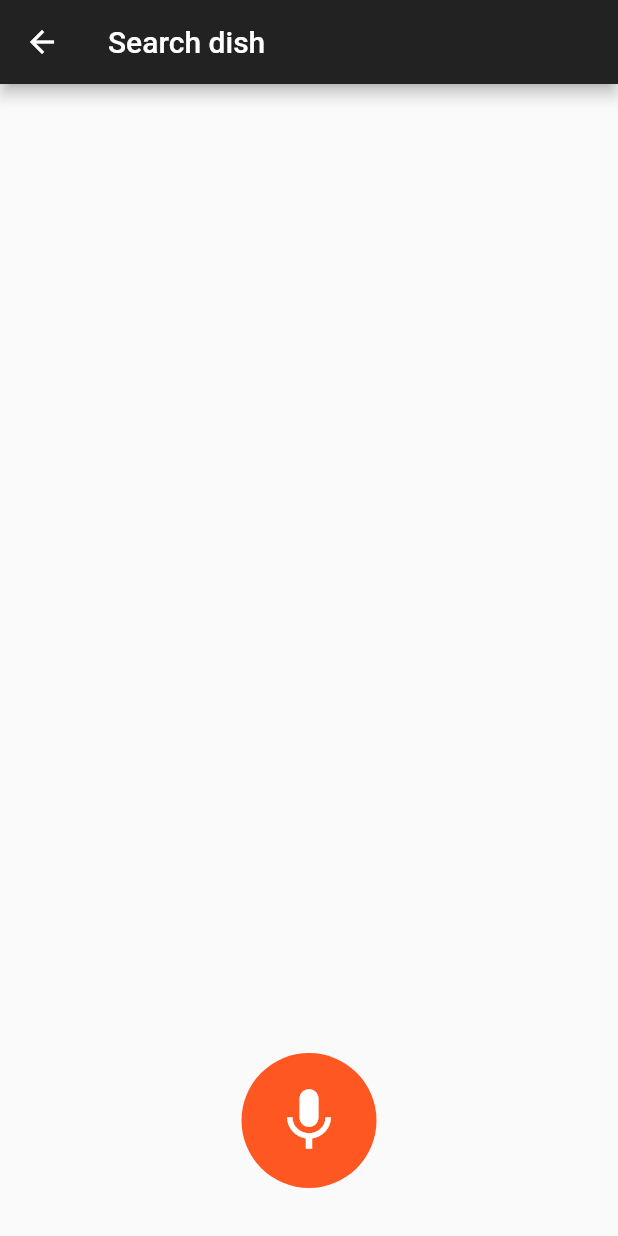
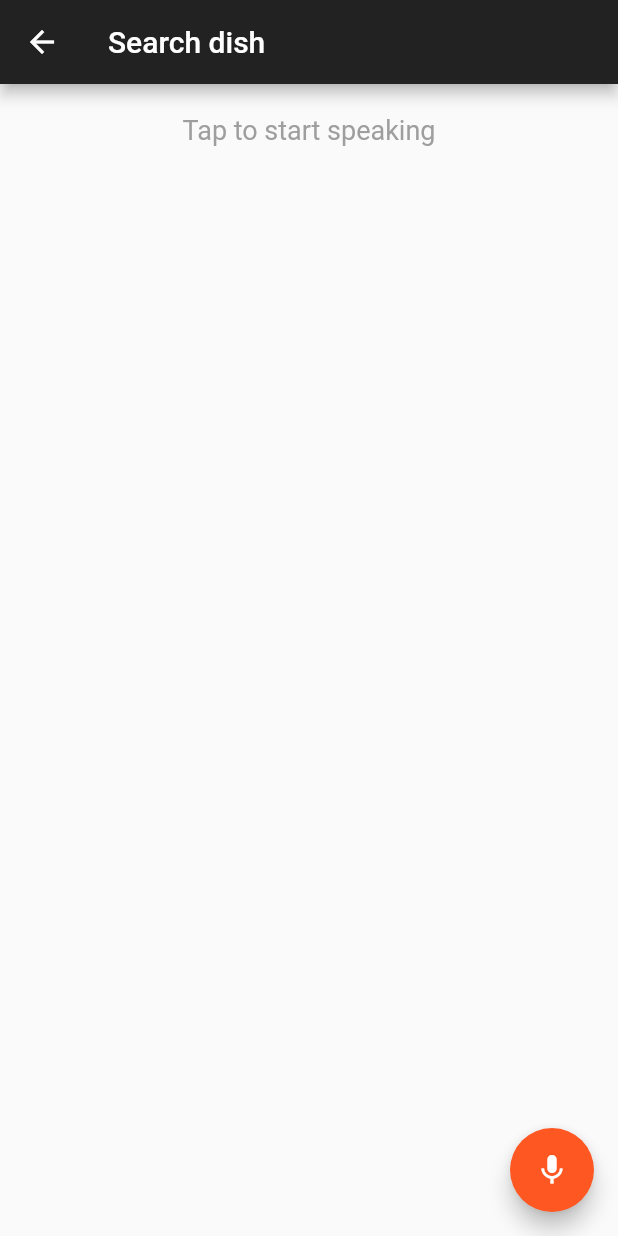
Before and after one commit to ucll-mobile-2021/project-arne-wally-s, a Flutter app: the screen it shows after launch, after a tap on the "mic" icon, on a phone screen of 412 x 824 dp. Run offline on Flutter 3.47's test engine with Material 2 defaults, Android fonts, the phone set to English and light mode, and no system bars; our stand-ins replace speech_to_text; generated files the repository leaves out were written again; network calls fail.

Commit message:
improved ui speech

```diff
--- a/lib/appetite/appetite_page.dart
+++ b/lib/appetite/appetite_page.dart
@@ -90,9 +90,9 @@ class AppetiteWidget extends StatelessWidget {
     var result = await Navigator.push(context,
         MaterialPageRoute(builder: (context) => SearchDishSpeechWidget()));
     if (result != null) {
-      var r = result as ReturnTypeSpeechSearch;
+      var r = result as Dish;
       _selectDish(
-          context, r.dish, r.people > 0 ? r.people : service.getPeople());
+          context, r, service.getPeople());
     }
   }
 
--- a/lib/appetite/search_dish_speech.dart
+++ b/lib/appetite/search_dish_speech.dart
@@ -1,7 +1,6 @@
 import 'package:abc_cooking/appetite/dish_select.dart';
 import 'package:abc_cooking/models/dish.dart';
 import 'package:abc_cooking/services/add_dish_service.dart';
-import 'package:abc_cooking/widgets/dish.dart';
 import 'package:flutter/cupertino.dart';
 import 'package:flutter/material.dart';
 import 'package:speech_to_text/speech_recognition_error.dart';
@@ -24,7 +23,7 @@ class _SearchDishSpeechWidget extends State<SearchDishSpeechWidget> {
   String lastStatus = "";
   String _currentLocaleId = "en";
   Map<String, dynamic> response = Map();
-  bool searching = false;
+  Future<List<Dish>> futureDishes;
 
   @override
   void initState() {
@@ -71,11 +70,28 @@ class _SearchDishSpeechWidget extends State<SearchDishSpeechWidget> {
       ),
       body: Center(
         child: Column(
-          mainAxisAlignment: MainAxisAlignment.spaceBetween,
           children: [
             Column(
               crossAxisAlignment: CrossAxisAlignment.stretch,
               children: [
+                listening ? Padding(
+                  padding: const EdgeInsets.only(top: 20.0),
+                  child: Center(
+                      child: Text(
+                        'Listening...',
+                        style: TextStyle(fontSize: 18, color: Colors.grey),
+                      )),
+                ) : SizedBox(),
+                lastWords == '' && !listening
+                    ? Padding(
+                        padding: const EdgeInsets.only(top: 20.0),
+                        child: Center(
+                            child: Text(
+                          'Tap to start speaking',
+                          style: TextStyle(fontSize: 18, color: Colors.grey),
+                        )),
+                      )
+                    : SizedBox(),
                 lastWords == ''
                     ? SizedBox()
                     : Container(
@@ -110,33 +126,15 @@ class _SearchDishSpeechWidget extends State<SearchDishSpeechWidget> {
                       ),
               ],
             ),
-            searching ? Text('Searching dishes...') : SizedBox(),
-            Column(
-              mainAxisAlignment: MainAxisAlignment.end,
-              crossAxisAlignment: CrossAxisAlignment.center,
-              children: [
-                Container(
-                    width: 90.0,
-                    height: 90.0,
-                    child: new RawMaterialButton(
-                      shape: new CircleBorder(),
-                      elevation: 0.0,
-                      child: Icon(
-                        Icons.mic,
-                        color: Colors.white,
-                        size: 50,
-                      ),
-                      onPressed: toggleListening,
-                      fillColor: Theme.of(context).accentColor,
-                    )),
-                Padding(
-                  padding: const EdgeInsets.all(8.0),
-                  child: Text(listening ? 'Listening' : ''),
-                ),
-              ],
-            ),
+            responseText == '' || futureDishes == null
+                ? SizedBox()
+                : DishSelectWidget(futureDishes),
           ],
         ),
+      ),
+      floatingActionButton: FloatingActionButton(
+        child: Icon(Icons.mic),
+        onPressed: toggleListening,
       ),
     );
   }
@@ -207,27 +205,9 @@ class _SearchDishSpeechWidget extends State<SearchDishSpeechWidget> {
         for (var food in response['food']) {
           foods.add(food['value']);
         }
-        var dishResults = AddDishService().getDishResultsFromFoodList(foods);
         setState(() {
-          searching = true;
+          futureDishes = AddDishService().getDishResultsFromFoodList(foods);
         });
-        await sleep();
-        setState(() {
-          searching = false;
-        });
-        var result =
-            await Navigator.push(context, MaterialPageRoute(builder: (context) {
-          return DishSelect(dishResults);
-        }));
-        if (result != null) {
-          Navigator.pop(
-              context,
-              ReturnTypeSpeechSearch(
-                  result as Dish,
-                  response['people'] == null
-                      ? 0
-                      : int.parse(response['people'])));
-        }
       }
     }
   }
@@ -251,26 +231,3 @@ class _SearchDishSpeechWidget extends State<SearchDishSpeechWidget> {
     });
   }
 }
-
-class ReturnTypeSpeechSearch {
-  final Dish dish;
-  final int people;
-
-  ReturnTypeSpeechSearch(this.dish, this.people);
-}
-
-class DishSelect extends StatelessWidget {
-  final Future<List<Dish>> futureResults;
-
-  DishSelect(this.futureResults);
-
-  @override
-  Widget build(BuildContext context) {
-    return Scaffold(
-      appBar: AppBar(
-        title: Text('Select dish'),
-      ),
-      body: DishSelectWidget(futureResults)
-    );
-  }
-}
```
Also changed, not shown: lib/services/add_dish_service.dart (+6 -1 lines).
